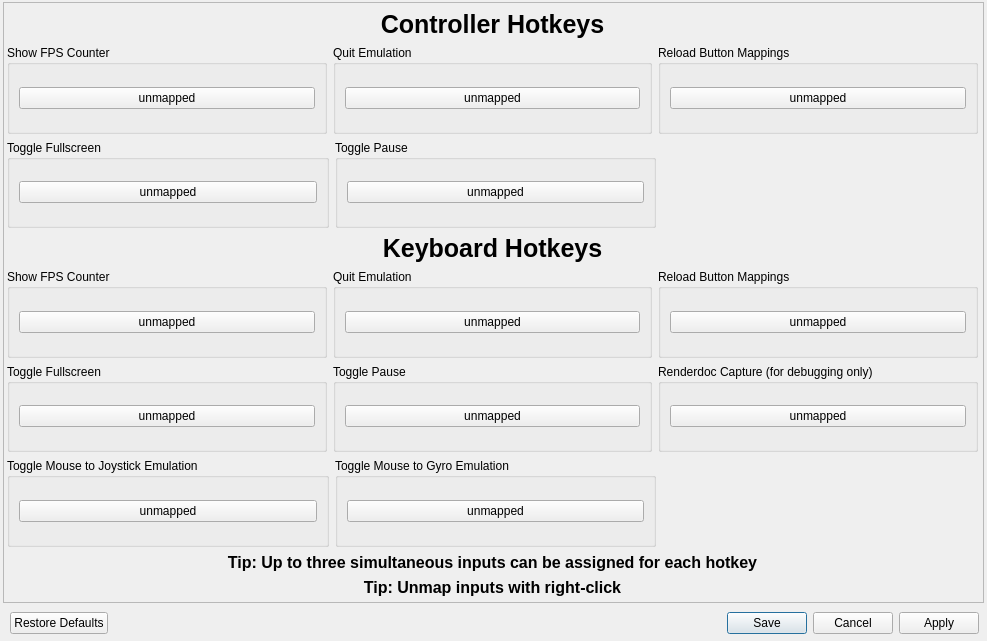
This is src/qt_ui/hotkeys.ui in rainmakerv3/shadLauncher4 as Qt 5 draws it before an edit. The edited form follows.
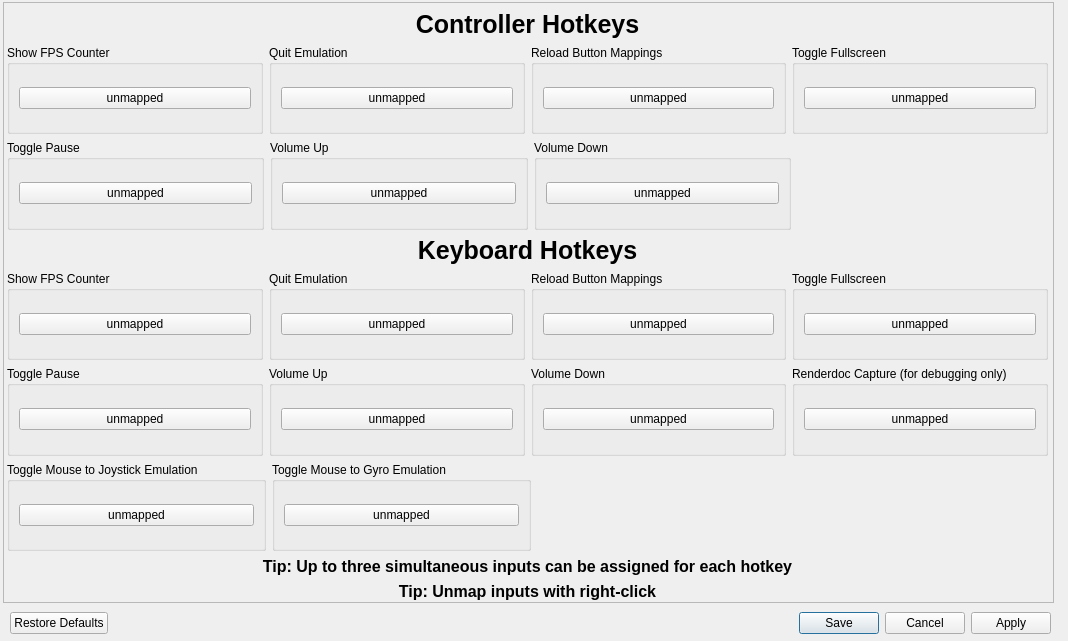
This is the edited form. Custom widgets are drawn as their Qt base class.

Commit message: Hotkeys Gui: Volume hotkeys (#52)

Diff of the .ui file:
```diff
--- a/src/qt_ui/hotkeys.ui
+++ b/src/qt_ui/hotkeys.ui
@@ -11,7 +11,7 @@
    <rect>
     <x>0</x>
     <y>0</y>
-    <width>987</width>
+    <width>1068</width>
     <height>641</height>
    </rect>
   </property>
@@ -23,7 +23,7 @@
     <rect>
      <x>3</x>
      <y>2</y>
-     <width>981</width>
+     <width>1051</width>
      <height>601</height>
     </rect>
    </property>
@@ -35,7 +35,7 @@
      <rect>
       <x>0</x>
       <y>0</y>
-      <width>979</width>
+      <width>1049</width>
       <height>599</height>
      </rect>
     </property>
@@ -44,8 +44,8 @@
       <rect>
        <x>3</x>
        <y>7</y>
-       <width>971</width>
-       <height>587</height>
+       <width>1041</width>
+       <height>591</height>
       </rect>
      </property>
      <layout class="QVBoxLayout" name="HotkeysLayout">
@@ -145,10 +145,6 @@
           </layout>
          </widget>
         </item>
-       </layout>
-      </item>
-      <item>
-       <layout class="QHBoxLayout" name="horizontalLayoutPad2">
         <item>
          <widget class="QGroupBox" name="fullscreenGroupboxPad">
           <property name="sizePolicy">
@@ -174,6 +170,10 @@
           </layout>
          </widget>
         </item>
+       </layout>
+      </item>
+      <item>
+       <layout class="QHBoxLayout" name="horizontalLayoutPad2">
         <item>
          <widget class="QGroupBox" name="pauseGroupboxPad">
           <property name="sizePolicy">
@@ -199,6 +199,50 @@
           </layout>
          </widget>
         </item>
+        <item>
+         <widget class="QGroupBox" name="volUpGroupboxPad">
+          <property name="sizePolicy">
+           <sizepolicy hsizetype="Expanding" vsizetype="Preferred">
+            <horstretch>0</horstretch>
+            <verstretch>0</verstretch>
+           </sizepolicy>
+          </property>
+          <property name="title">
+           <string>Volume Up</string>
+          </property>
+          <layout class="QVBoxLayout" name="verticalLayout">
+           <item>
+            <widget class="QRightClickButton" name="volUpButtonPad">
+             <property name="text">
+              <string>unmapped</string>
+             </property>
+            </widget>
+           </item>
+          </layout>
+         </widget>
+        </item>
+        <item>
+         <widget class="QGroupBox" name="volDownGroupboxPad">
+          <property name="sizePolicy">
+           <sizepolicy hsizetype="Expanding" vsizetype="Preferred">
+            <horstretch>0</horstretch>
+            <verstretch>0</verstretch>
+           </sizepolicy>
+          </property>
+          <property name="title">
+           <string>Volume Down</string>
+          </property>
+          <layout class="QVBoxLayout" name="verticalLayout_15">
+           <item>
+            <widget class="QRightClickButton" name="volDownButtonPad">
+             <property name="text">
+              <string>unmapped</string>
+             </property>
+            </widget>
+           </item>
+          </layout>
+         </widget>
+        </item>
         <item>
          <spacer name="horizontalSpacer_2">
           <property name="orientation">
@@ -313,10 +357,6 @@
           </layout>
          </widget>
         </item>
-       </layout>
-      </item>
-      <item>
-       <layout class="QHBoxLayout" name="horizontalLayoutKB2">
         <item>
          <widget class="QGroupBox" name="fullscreenGroupboxKB">
           <property name="sizePolicy">
@@ -342,6 +382,10 @@
           </layout>
          </widget>
         </item>
+       </layout>
+      </item>
+      <item>
+       <layout class="QHBoxLayout" name="horizontalLayoutKB2">
         <item>
          <widget class="QGroupBox" name="pauseGroupboxKB">
           <property name="sizePolicy">
@@ -367,6 +411,50 @@
           </layout>
          </widget>
         </item>
+        <item>
+         <widget class="QGroupBox" name="volUpGroupboxKB">
+          <property name="sizePolicy">
+           <sizepolicy hsizetype="Expanding" vsizetype="Preferred">
+            <horstretch>0</horstretch>
+            <verstretch>0</verstretch>
+           </sizepolicy>
+          </property>
+          <property name="title">
+           <string>Volume Up</string>
+          </property>
+          <layout class="QVBoxLayout" name="verticalLayout_16">
+           <item>
+            <widget class="QRightClickButton" name="volUpButtonKB">
+             <property name="text">
+              <string>unmapped</string>
+             </property>
+            </widget>
+           </item>
+          </layout>
+         </widget>
+        </item>
+        <item>
+         <widget class="QGroupBox" name="volDownGroupboxKB">
+          <property name="sizePolicy">
+           <sizepolicy hsizetype="Expanding" vsizetype="Preferred">
+            <horstretch>0</horstretch>
+            <verstretch>0</verstretch>
+           </sizepolicy>
+          </property>
+          <property name="title">
+           <string>Volume Down</string>
+          </property>
+          <layout class="QVBoxLayout" name="verticalLayout_17">
+           <item>
+            <widget class="QRightClickButton" name="volDownButtonKB">
+             <property name="text">
+              <string>unmapped</string>
+             </property>
+            </widget>
+           </item>
+          </layout>
+         </widget>
+        </item>
         <item>
          <widget class="QGroupBox" name="renderdocGroupbox">
           <property name="sizePolicy">
@@ -446,6 +534,19 @@
           </layout>
          </widget>
         </item>
+        <item>
+         <spacer name="horizontalSpacer">
+          <property name="orientation">
+           <enum>Qt::Orientation::Horizontal</enum>
+          </property>
+          <property name="sizeHint" stdset="0">
+           <size>
+            <width>40</width>
+            <height>20</height>
+           </size>
+          </property>
+         </spacer>
+        </item>
         <item>
          <spacer name="horizontalSpacer_3">
           <property name="orientation">
@@ -514,7 +615,7 @@
     <rect>
      <x>10</x>
      <y>610</y>
-     <width>969</width>
+     <width>1041</width>
      <height>26</height>
     </rect>
    </property>
```
Left out of the diff: 2 changed lines with no effect on the pictures. The commit also changes 1 other file.
